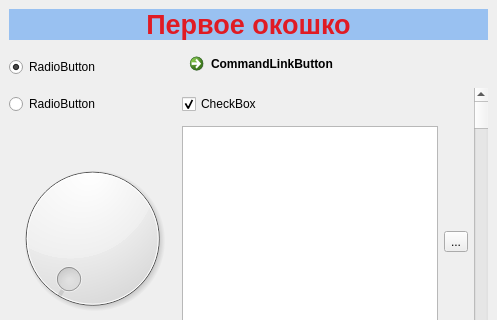
Above: win/mainwindow.ui from Azonfox/CPPQT before the change; both pictures show x 0 to 497 and y 0 to 320 of the 497 by 471 pixel window. Below: the same form after it.
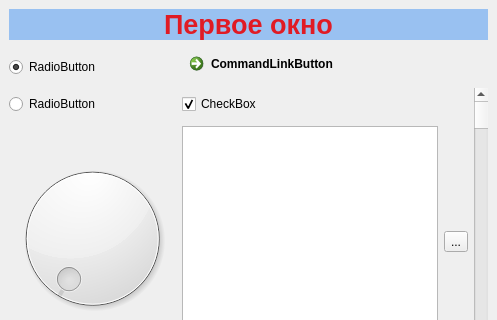
That is the form after the change.

```diff
--- a/win/mainwindow.ui
+++ b/win/mainwindow.ui
@@ -88,7 +88,7 @@
        <enum>QFrame::Sunken</enum>
       </property>
       <property name="text">
-       <string>&lt;html&gt;&lt;head/&gt;&lt;body&gt;&lt;p&gt;&lt;span style=&quot; color:#e01b24;&quot;&gt;Первое окошко&lt;/span&gt;&lt;/p&gt;&lt;/body&gt;&lt;/html&gt;</string>
+       <string>&lt;html&gt;&lt;head/&gt;&lt;body&gt;&lt;p&gt;&lt;span style=&quot; color:#e01b24;&quot;&gt;Первое окно&lt;/span&gt;&lt;/p&gt;&lt;/body&gt;&lt;/html&gt;</string>
       </property>
       <property name="textFormat">
        <enum>Qt::RichText</enum>
```
